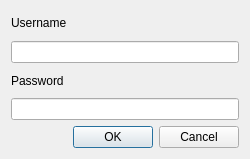
Qt form siriushlacon/epicstel/ui/login.ui (lnls-sirius/pydm-opi) before a commit.
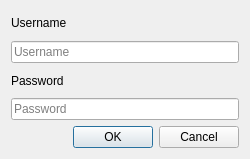
The same form after that commit.

Commit message: Adds warnings for connection errors, fixes menubar spacing, echo mode on password, etc

```diff
--- a/siriushlacon/epicstel/ui/login.ui
+++ b/siriushlacon/epicstel/ui/login.ui
@@ -30,7 +30,17 @@
       </widget>
      </item>
      <item>
-      <widget class="QLineEdit" name="username"/>
+      <widget class="QLineEdit" name="username">
+       <property name="text">
+        <string/>
+       </property>
+       <property name="echoMode">
+        <enum>QLineEdit::Normal</enum>
+       </property>
+       <property name="placeholderText">
+        <string>Username</string>
+       </property>
+      </widget>
      </item>
      <item>
       <widget class="QLabel" name="label_2">
@@ -40,7 +50,14 @@
       </widget>
      </item>
      <item>
-      <widget class="QLineEdit" name="password"/>
+      <widget class="QLineEdit" name="password">
+       <property name="echoMode">
+        <enum>QLineEdit::Password</enum>
+       </property>
+       <property name="placeholderText">
+        <string>Password</string>
+       </property>
+      </widget>
      </item>
      <item>
       <widget class="QDialogButtonBox" name="button_box">
```
The commit also changes 2 other files.
